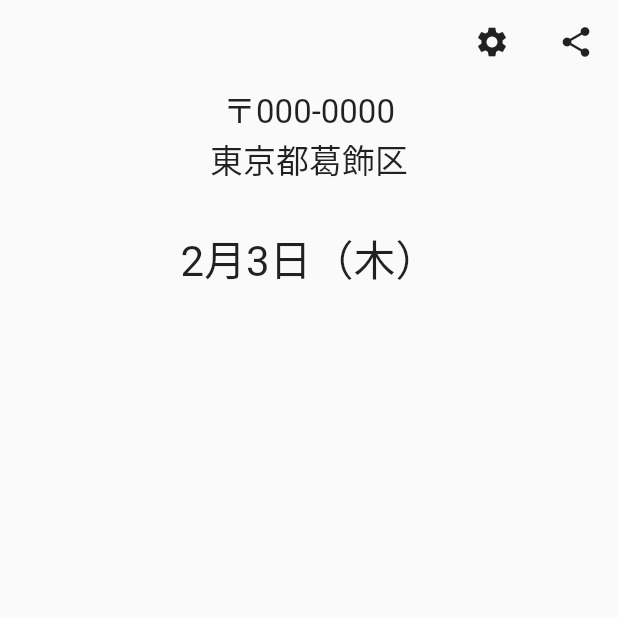
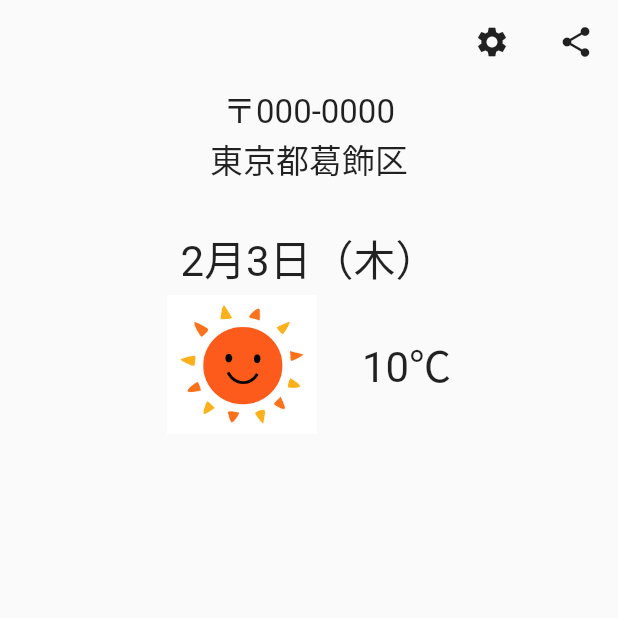
Before and after one commit to haterain0203/weather_and_clothes, a Flutter app: the screen it shows after launch, on a phone screen of 412 x 824 dp, the top half of it. Run offline on Flutter 3.47's test engine with Material 2 defaults, Android fonts, the light colour scheme and no system bars; Roboto replaces fonts that are missing (MyFont).

Commit message:
#1 WeatherAreaの作成

```diff
--- a/lib/home/home_page.dart
+++ b/lib/home/home_page.dart
@@ -38,9 +38,24 @@ class HomePage extends StatelessWidget {
             //DateArea
             //TODO 本日の日付を取得して表示
             //TODO レイアウト的に数字のみフォントを大きくする予定
-            const Text("2月3日（木）", style: TextStyle(fontSize: 28.0),)
+            const Text("2月3日（木）", style: TextStyle(fontSize: 28.0),),
 
-            //TODO WeatherArea
+            //WeatherArea
+            Row(
+              mainAxisAlignment: MainAxisAlignment.center,
+              children: [
+                //TODO 天気に合わせて画像を変更する
+                SizedBox(
+                  width: 100.0,
+                  height: 100.0,
+                  child: Image.asset("assets/images/sun.png"),
+                ),
+                const SizedBox(width: 30.0,),
+                //TODO 取得した気温を表示する
+                //TODO レイアウト的に数字のみフォントを大きくする予定
+                const Text("10℃", style: TextStyle(fontSize: 28.0),)
+              ],
+            ),
 
             //TODO ClothesArea
 
--- a/pubspec.yaml
+++ b/pubspec.yaml
@@ -58,9 +58,8 @@ flutter:
   uses-material-design: true
 
   # To add assets to your application, add an assets section, like this:
-  # assets:
-  #   - images/a_dot_burr.jpeg
-  #   - images/a_dot_ham.jpeg
+  assets:
+    - assets/images/
 
   # An image asset can refer to one or more resolution-specific "variants", see
   # https://flutter.dev/assets-and-images/#resolution-aware.
```
Also changed, not shown: assets/images/sun.png (added).
